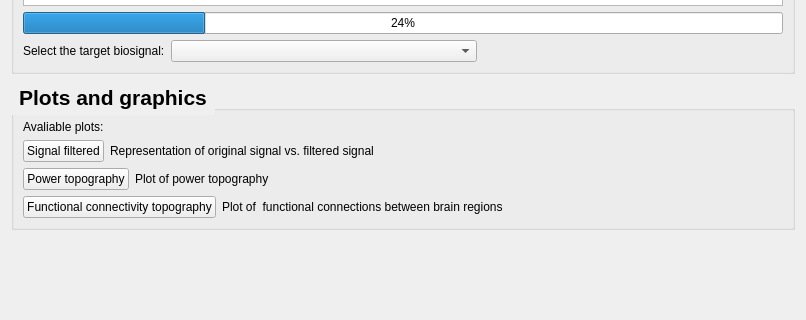
This is data_loader/files/view.ui in medusabci/medusa-analyzer as Qt 5 draws it before an edit; both pictures show x 0 to 806 and y 271 to 591 of the 806 by 591 pixel window. The edited form follows.
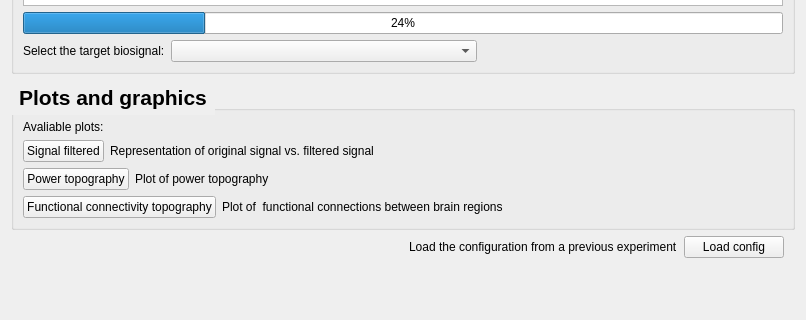
This is the edited form.

Commit message: Add configuration loading functionality and refactor related components

```diff
--- a/data_loader/files/view.ui
+++ b/data_loader/files/view.ui
@@ -306,6 +306,62 @@
      </layout>
     </widget>
    </item>
+   <item>
+    <layout class="QHBoxLayout" name="horizontalLayout_6">
+     <item>
+      <spacer name="horizontalSpacer_6">
+       <property name="orientation">
+        <enum>Qt::Horizontal</enum>
+       </property>
+       <property name="sizeHint" stdset="0">
+        <size>
+         <width>40</width>
+         <height>20</height>
+        </size>
+       </property>
+      </spacer>
+     </item>
+     <item>
+      <widget class="QLabel" name="label_2">
+       <property name="text">
+        <string>Load the configuration from a previous experiment</string>
+       </property>
+      </widget>
+     </item>
+     <item>
+      <widget class="QPushButton" name="loadButton">
+       <property name="minimumSize">
+        <size>
+         <width>100</width>
+         <height>0</height>
+        </size>
+       </property>
+       <property name="maximumSize">
+        <size>
+         <width>100</width>
+         <height>16777215</height>
+        </size>
+       </property>
+       <property name="text">
+        <string>Load config</string>
+       </property>
+      </widget>
+     </item>
+     <item>
+      <widget class="QLabel" name="loadLabelAux">
+       <property name="font">
+        <font>
+         <pointsize>7</pointsize>
+         <italic>true</italic>
+        </font>
+       </property>
+       <property name="text">
+        <string/>
+       </property>
+      </widget>
+     </item>
+    </layout>
+   </item>
    <item>
     <spacer name="verticalSpacer">
      <property name="orientation">
```
The commit also changes 9 other files.
